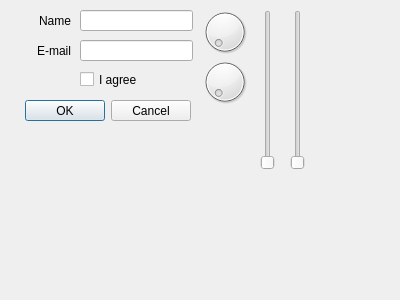
Above: dashboard/src/settings.ui from ChrisVilches/Qt5-Examples-Templates before the change. Below: the same form after it.
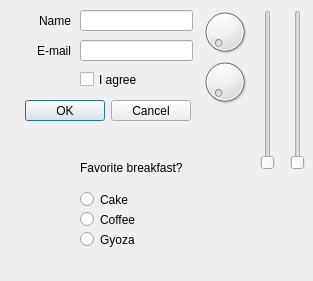
That is the form after the change.

Commit message: nice layout, scrollable, always visible and accessible

What changed in the file:
```diff
--- a/dashboard/src/settings.ui
+++ b/dashboard/src/settings.ui
@@ -6,8 +6,8 @@
    <rect>
     <x>0</x>
     <y>0</y>
-    <width>400</width>
-    <height>300</height>
+    <width>313</width>
+    <height>281</height>
    </rect>
   </property>
   <property name="windowTitle">
@@ -137,6 +137,58 @@
     <string>I agree</string>
    </property>
   </widget>
+  <widget class="QRadioButton" name="radioButton">
+   <property name="geometry">
+    <rect>
+     <x>80</x>
+     <y>190</y>
+     <width>96</width>
+     <height>19</height>
+    </rect>
+   </property>
+   <property name="text">
+    <string>Cake</string>
+   </property>
+  </widget>
+  <widget class="QRadioButton" name="radioButton_2">
+   <property name="geometry">
+    <rect>
+     <x>80</x>
+     <y>210</y>
+     <width>96</width>
+     <height>19</height>
+    </rect>
+   </property>
+   <property name="text">
+    <string>Coffee</string>
+   </property>
+  </widget>
+  <widget class="QRadioButton" name="radioButton_3">
+   <property name="geometry">
+    <rect>
+     <x>80</x>
+     <y>230</y>
+     <width>96</width>
+     <height>19</height>
+    </rect>
+   </property>
+   <property name="text">
+    <string>Gyoza</string>
+   </property>
+  </widget>
+  <widget class="QLabel" name="label_3">
+   <property name="geometry">
+    <rect>
+     <x>80</x>
+     <y>160</y>
+     <width>141</width>
+     <height>16</height>
+    </rect>
+   </property>
+   <property name="text">
+    <string>Favorite breakfast?</string>
+   </property>
+  </widget>
  </widget>
  <resources/>
  <connections/>
```
The commit also changes 3 other files.
